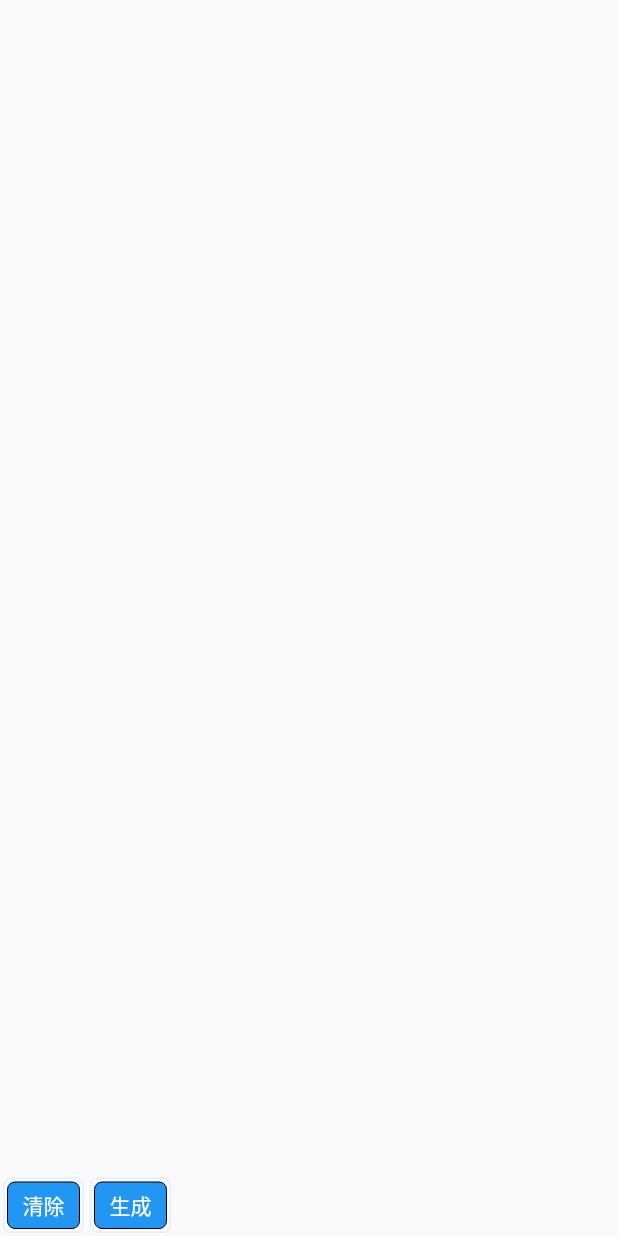
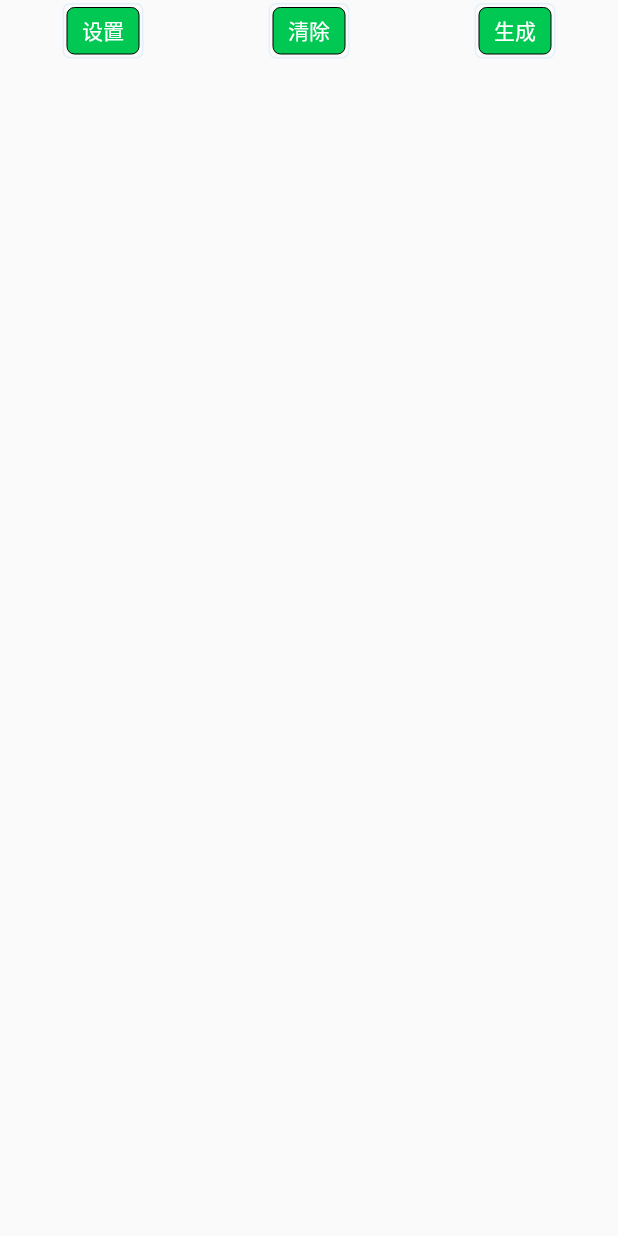
Before and after one commit to uiiang/iptv_checker_flutter, a Flutter app: the HandleView widget shown alone on an empty page, opened directly, on a phone screen of 412 x 824 dp. Run offline on Flutter 3.47's test engine with Material 2 defaults, Android fonts, the phone set to English and light mode, and no system bars; our stand-ins replace dio, get, logger, settings_ui, simple_animations; missing offline and left inert: file_saver, flustars, m3u_nullsafe.

Commit message:
增加设置按钮

```diff
--- a/lib/app/modules/countries/countries_model.dart
+++ b/lib/app/modules/countries/countries_model.dart
@@ -23,6 +23,9 @@ class Data {
   final selected=false.obs;
   final status = "".obs;
   final hasEpg = false.obs;
+  final okCount = 0.obs;
+  final errorCount = 0.obs;
+  final channelCount = 0.obs;
 
   Data({this.name, this.code, this.languages, this.flag});
 
--- a/lib/app/modules/countries/views/handle_view.dart
+++ b/lib/app/modules/countries/views/handle_view.dart
@@ -3,6 +3,7 @@ import 'package:get/get.dart';
 import 'package:iptv_checker_flutter/app/modules/countries/controllers/countries_controller.dart';
 import 'package:iptv_checker_flutter/app/modules/countries/views/widget_kit.dart';
 import 'package:iptv_checker_flutter/utils/widget/dpad_detector.dart';
+import 'package:settings_ui/settings_ui.dart';
 
 class HandleView extends StatelessWidget {
   static const _TAG = 'HandleView';
@@ -12,6 +13,36 @@ class HandleView extends StatelessWidget {
   @override
   Widget build(BuildContext context) {
     CountriesController controller = Get.put(CountriesController());
+
+    final settingPanel = SettingsList(
+      contentPadding: EdgeInsets.zero,
+      sections: [
+        SettingsSection(
+          // margin: EdgeInsetsDirectional.all(5),
+          title: const Text('设置'),
+          tiles: <SettingsTile>[
+            SettingsTile.navigation(
+              description: const Text("超时设置越长，可能检测到更多频道，但检测时间长，收看时容易卡顿"),
+              title: const Text(
+                '超时',
+                style: TextStyle(fontSize: 14),
+              ),
+              value: const Text('English', style: TextStyle(fontSize: 14)),
+            ),
+            SettingsTile.switchTile(
+              onToggle: (value) {},
+              description: const Text("自动下载epg文件，用于显示电视节目表"),
+              initialValue: true,
+              title: const Text(
+                '生成epg',
+                style: TextStyle(fontSize: 14),
+              ),
+            ),
+          ],
+        ),
+      ],
+    );
+
     final selectedListPanel = Obx(() {
       final selectList = controller.getSelectedCountriesList();
       // controller.checkSelectedEpg(selectList);
@@ -36,13 +67,36 @@ class HandleView extends StatelessWidget {
                       style: const TextStyle(fontSize: 12),
                     );
                   }),
-                  trailing: Obx(() => buildEpgFlag(item.hasEpg.value))));
+                  trailing: Container(
+                    // color: Colors.red,
+                    // height: 80,
+                    child: Obx(() => Column(
+                          mainAxisAlignment: MainAxisAlignment.spaceAround,
+                          children: [
+                            // buildEpgFlag(item.hasEpg.value),
+                            buildStatusPanel(
+                                item.okCount.value.toString(), 'ok'),
+                            buildStatusPanel(
+                                item.errorCount.value.toString(), 'error'),
+                          ],
+                        )),
+                  )));
         },
       );
     });
 
     Row btnPanel = Row(
+      mainAxisAlignment: MainAxisAlignment.spaceAround,
       children: [
+        //设置
+        Obx(() => DPadDetector(
+              enabled: !controller.handleing.value,
+              onTap: () {
+                print('setting ${controller.setting.value}');
+                controller.toggleSetting();
+              },
+              child: buildHandleBtn(controller.setting.isFalse?"设置":"关闭设置", disable: controller.handleing.value),
+            )),
         //清除
         Obx(() => DPadDetector(
               enabled: !controller.handleing.value,
@@ -67,13 +121,9 @@ class HandleView extends StatelessWidget {
 
     return Column(
       children: [
+        btnPanel,
         Expanded(
-            child: SizedBox(
-          height: 300,
-          width: 200,
-          child: selectedListPanel,
-        )),
-        btnPanel,
+            child: SizedBox(height: 300, width: 200, child: selectedListPanel)),
       ],
     );
   }
--- a/lib/app/modules/countries/views/widget_kit.dart
+++ b/lib/app/modules/countries/views/widget_kit.dart
@@ -1,10 +1,27 @@
 import 'package:flutter/material.dart';
 import 'package:iptv_checker_flutter/app/modules/countries/countries_model.dart';
 
-Container buildEpgFlag(bool hasEpg) =>
-    Container(
-      width: 20,
-      height: 20,
+Container buildStatusPanel(title, type) => Container(
+      width: 50,
+      height: 15,
+      child: Row(
+        mainAxisAlignment: MainAxisAlignment.spaceEvenly,
+          children: [
+        Icon(
+          type == 'ok' ? Icons.check_circle : Icons.error,
+          size: 14,
+          color: type == 'ok' ? Colors.green : Colors.red,
+        ),
+        Text(
+          title,
+          style: const TextStyle(fontSize: 12),
+        ),
+      ]),
+    );
+
+Container buildEpgFlag(bool hasEpg) => Container(
+      width: 30,
+      height: 15,
       alignment: Alignment.center,
       decoration: BoxDecoration(
         color: hasEpg ? Colors.green.shade500 : Colors.grey.shade500,
@@ -17,13 +34,12 @@ Container buildEpgFlag(bool hasEpg) =>
       ),
     );
 
-Container buildHandleBtn(String title, {bool disable=false}) =>
-    Container(
+Container buildHandleBtn(String title, {bool disable = false}) => Container(
       margin: const EdgeInsets.all(2),
       padding: const EdgeInsets.only(left: 10, top: 5, right: 10, bottom: 5),
       alignment: Alignment.center,
       decoration: BoxDecoration(
-        color: disable ? Colors.grey.shade500 : Colors.blue.shade500,
+        color: disable ? Colors.grey.shade500 : Colors.greenAccent.shade700,
         borderRadius: BorderRadius.circular(5),
         border: Border.all(color: Colors.black, width: 0),
       ),
@@ -33,8 +49,7 @@ Container buildHandleBtn(String title, {bool disable=false}) =>
       ),
     );
 
-Row getCountryItemRow(Data item, {fontSize = 14.0}) =>
-    Row(
+Row getCountryItemRow(Data item, {fontSize = 14.0}) => Row(
       children: [
         Text(
           item.flag ?? '',
--- a/lib/utils/m3u8_helper.dart
+++ b/lib/utils/m3u8_helper.dart
@@ -129,7 +129,7 @@ Future<List<M3uGenericEntry>> getChannelByCountryCode(String code) async {
   return await parseFile(m3uData);
 }
 
-Stream<M3uGenericEntry> getAvailableChannelByCountryCode(
+Stream<M3uGenericEntry?> getAvailableChannelByCountryCode(
     List<M3uGenericEntry> listOfTracks) async* {
   const timeout = 2000;
   for (final item in listOfTracks) {
@@ -137,6 +137,8 @@ Stream<M3uGenericEntry> getAvailableChannelByCountryCode(
     if (duration > 0 && timeout > duration) {
       // availableList.add(item);
       yield item;
+    } else {
+      yield null;
     }
   }
   // return channelData;
--- a/lib/utils/widget/dpad_detector.dart
+++ b/lib/utils/widget/dpad_detector.dart
@@ -119,7 +119,7 @@ class _DPadDetectorState extends State<DPadDetector> {
               }
             : null,
         child: PlayAnimationBuilder<double>(
-          tween: Tween(begin: 2.0, end: 1.0),
+          tween: Tween(begin: 1.0, end: 1.0),
           duration: const Duration(seconds: 1),
           child: widget.child,
           // builder: (context, value, child) {
--- a/pubspec.yaml
+++ b/pubspec.yaml
@@ -14,6 +14,7 @@ dependencies:
   simple_animations: ^5.0.0+3
   m3u_nullsafe: ^1.0.4
   file_saver: ^0.1.1
+  settings_ui: ^2.0.2
   xml: any
   flutter:
     sdk: flutter
```
Also changed, not shown: lib/app/modules/countries/controllers/countries_controller.dart (+31 -12 lines), lib/app/modules/home/views/home_view.dart (+43 -5 lines), pubspec.lock, 3 other files.
